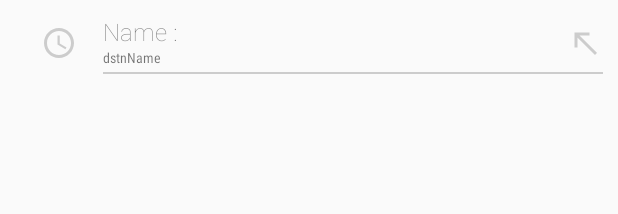
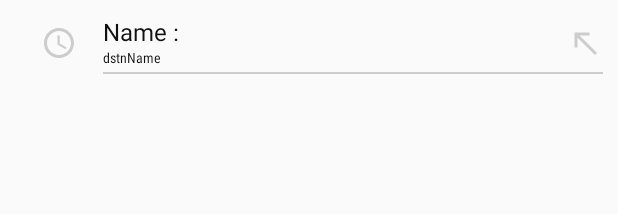
Before and after one commit to rishabhnayak/HelloWorld, an Android app: the layout place_objlist_view_items.xml on its own in the app's theme, with its tools: preview values and no code run, on a phone screen of 412 x 824 dp. Shown: the top 214 px of the screen. Run offline under Robolectric (Android 15) with nearby library versions, the phone set to English and light mode, and no system bars.

Commit message:
color changed,font changed objlistview

```diff
--- a/app/src/main/res/layout/place_objlist_view_items.xml
+++ b/app/src/main/res/layout/place_objlist_view_items.xml
@@ -74,13 +74,15 @@
                 android:layout_height="wrap_content">
 
                 <TextView
-                android:fontFamily="sans-serif-thin"
+                    android:textColor="#111111"
+
                 android:textSize="16sp"
                 android:id="@+id/name"
                 android:layout_width="wrap_content"
                 android:layout_height="wrap_content"
                 android:text="Name : " />
                 <TextView
+                    android:textColor="#111111"
                 android:layout_marginBottom="3dp"
                 android:layout_gravity="center_vertical"
                 android:paddingRight="2dp"
```
